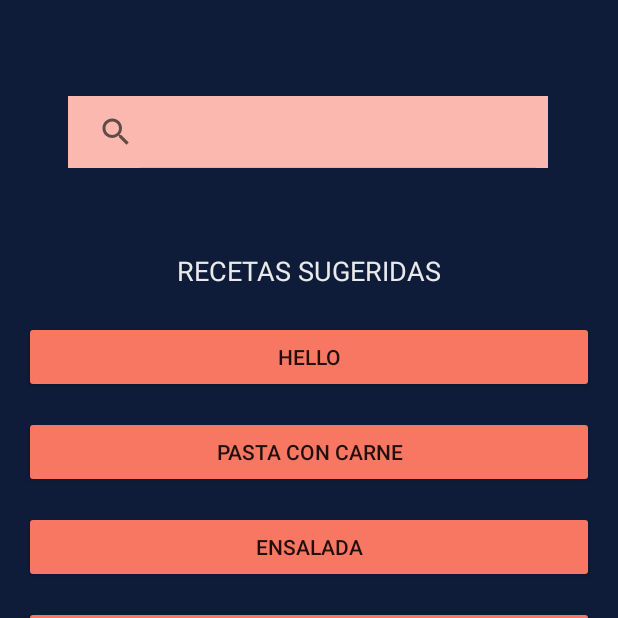
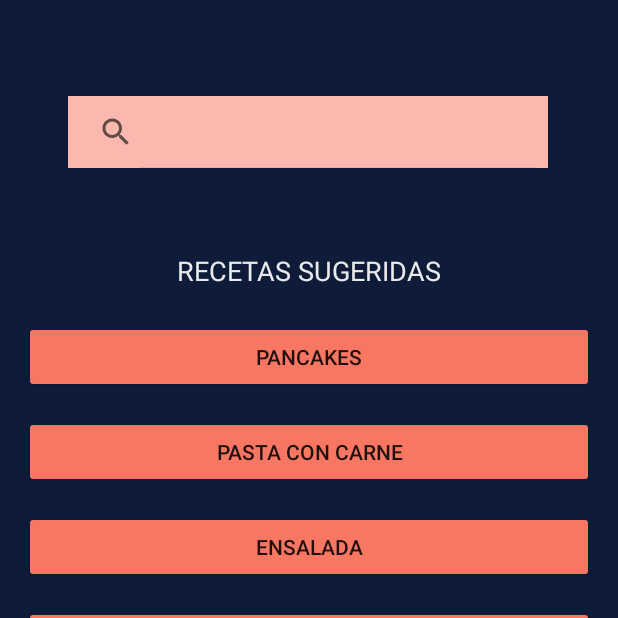
Before and after one commit to nestornumber/FoodFast, an Android app: the screen it shows after launch (Busqueda), on a phone screen of 412 x 824 dp, the top half of it. Run offline under Robolectric (Android 15) with nearby library versions, the phone set to English and light mode, and no system bars.

Commit message:
Update activity_busqueda.xml

```diff
--- a/app/src/main/res/layout/activity_busqueda.xml
+++ b/app/src/main/res/layout/activity_busqueda.xml
@@ -75,7 +75,7 @@
         android:layout_marginTop="21dp"
         android:layout_marginEnd="16dp"
         android:backgroundTint="@color/foodfast_primary"
-        android:text="Hello"
+        android:text="Pancakes"
         android:textSize="@dimen/font_size_small"
         app:layout_constraintEnd_toEndOf="parent"
         app:layout_constraintStart_toStartOf="parent"
```
